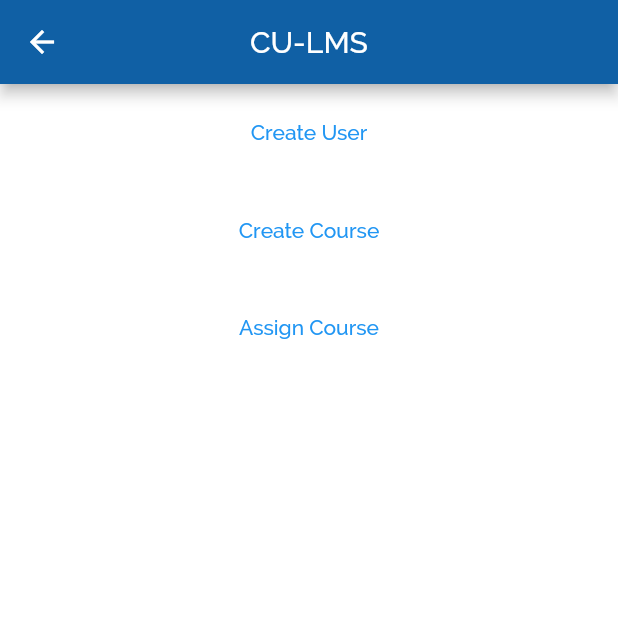
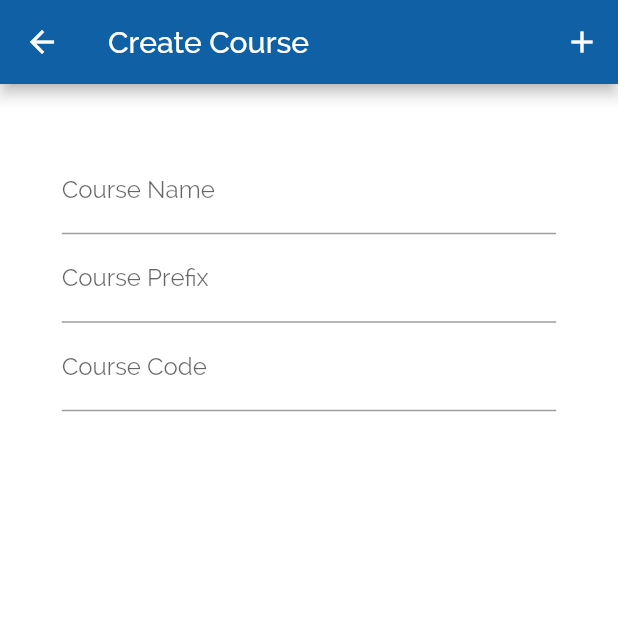
Before and after one commit to UmairJibran/cu-lms, a Flutter app: the Home screen opened by its route, after a tap on "Create Course", on a phone screen of 412 x 824 dp, the top half of it. Run offline on Flutter 3.47's test engine with Material 2 defaults, Android fonts, the light colour scheme and no system bars.

Commit message:
add couse adding screen

```diff
--- a/lib/main.dart
+++ b/lib/main.dart
@@ -3,6 +3,7 @@ import 'package:flutter/material.dart';
 import 'src/views/v_home.dart';
 import 'src/views/v_login.dart';
 import 'src/views/v_create_user.dart';
+import 'src/views/v_create_course.dart';
 
 void main() {
   runApp(MyApp());
@@ -21,6 +22,7 @@ class MyApp extends StatelessWidget {
         Home.routeName: (ctx) => Home(),
         Login.routeName: (ctx) => Login(),
         CreateUser.routeName: (ctx) => CreateUser(),
+        CreateCourse.routeName: (ctx) => CreateCourse(),
       },
     );
   }
--- /dev/null
+++ b/lib/src/views/v_create_course.dart
@@ -0,0 +1,135 @@
+import 'package:flutter/material.dart';
+
+class CreateCourse extends StatefulWidget {
+  static final routeName = "/create-course";
+
+  @override
+  _CreateCourseState createState() => _CreateCourseState();
+}
+
+class _CreateCourseState extends State<CreateCourse> {
+  /*Variables*/
+  late bool _adding;
+  late final _key;
+  TextEditingController _courseNameController = TextEditingController();
+  TextEditingController _courseCodeController = TextEditingController();
+  TextEditingController _coursePrefixController = TextEditingController();
+  /*Functions*/
+
+  double getHeight(BuildContext context) => MediaQuery.of(context).size.height;
+
+  double getWidth(BuildContext context) => MediaQuery.of(context).size.width;
+
+  @override
+  void initState() {
+    super.initState();
+    _key = GlobalKey<FormState>();
+    _adding = false;
+  }
+
+  @override
+  Widget build(BuildContext context) {
+    return Scaffold(
+      appBar: AppBar(
+        title: Text("Create Course"),
+        actions: [
+          IconButton(
+            icon: Icon(Icons.add),
+            onPressed: () {
+              if (_key.currentState.validate()) {
+                setState(() {
+                  _adding = true;
+                });
+                //TODO: Add this course to database
+                Navigator.of(context).pop();
+                setState(() {
+                  _adding = false;
+                });
+              }
+            },
+          ),
+        ],
+      ),
+      body: _adding
+          ? Center(
+              child: CircularProgressIndicator(),
+            )
+          : Container(
+              height: getHeight(context),
+              width: getWidth(context),
+              margin: EdgeInsets.symmetric(
+                vertical: getHeight(context) * 0.05,
+                horizontal: getWidth(context) * 0.1,
+              ),
+              child: Form(
+                key: _key,
+                child: SingleChildScrollView(
+                  child: Column(
+                    children: [
+                      TextFormField(
+                        controller: _courseNameController,
+                        enabled: true,
+                        autovalidateMode: AutovalidateMode.disabled,
+                        enableSuggestions: false,
+                        keyboardType: TextInputType.name,
+                        decoration: InputDecoration(
+                          hintText: "Intro to Computing",
+                          labelText: "Course Name",
+                        ),
+                        validator: (value) {
+                          if (value == null)
+                            return "Please Enter Course Name";
+                          else if (value.trim().length == 0 ||
+                              value.trim().length < 3)
+                            return "Please enter a valid course name";
+                          else
+                            return null;
+                        },
+                      ),
+                      TextFormField(
+                        controller: _coursePrefixController,
+                        enabled: true,
+                        autovalidateMode: AutovalidateMode.disabled,
+                        enableSuggestions: false,
+                        keyboardType: TextInputType.name,
+                        decoration: InputDecoration(
+                          hintText: "CSC",
+                          labelText: "Course Prefix",
+                        ),
+                        validator: (value) {
+                          if (value == null)
+                            return "Please Enter Course Prefix";
+                          else if (value.trim().length == 0 ||
+                              value.trim().length < 3)
+                            return "Please Enter a valid course Prefix with minimum length of 3 characters";
+                          else
+                            return null;
+                        },
+                      ),
+                      TextFormField(
+                        controller: _courseCodeController,
+                        enabled: true,
+                        autovalidateMode: AutovalidateMode.disabled,
+                        enableSuggestions: false,
+                        keyboardType: TextInputType.number,
+                        decoration: InputDecoration(
+                          hintText: "358",
+                          labelText: "Course Code",
+                        ),
+                        validator: (value) {
+                          if (value == null)
+                            return "Please Enter Course Code";
+                          else if (value.trim().length <= 1)
+                            return "Please Enter a valid course code";
+                          else
+                            return null;
+                        },
+                      ),
+                    ],
+                  ),
+                ),
+              ),
+            ),
+    );
+  }
+}
--- a/lib/src/views/v_home.dart
+++ b/lib/src/views/v_home.dart
@@ -1,6 +1,7 @@
 import 'package:flutter/material.dart';
 
 import 'v_create_user.dart';
+import 'v_create_course.dart';
 
 import '../components/home_text_button.dart';
 
@@ -36,7 +37,9 @@ class Home extends StatelessWidget {
               width: getWidth(context),
               height: getHeight(context),
               label: "Create Course",
-              onPressed: () {},
+              onPressed: () {
+                Navigator.of(context).pushNamed(CreateCourse.routeName);
+              },
             ),
             HomeTextButton(
               width: getWidth(context),
```
